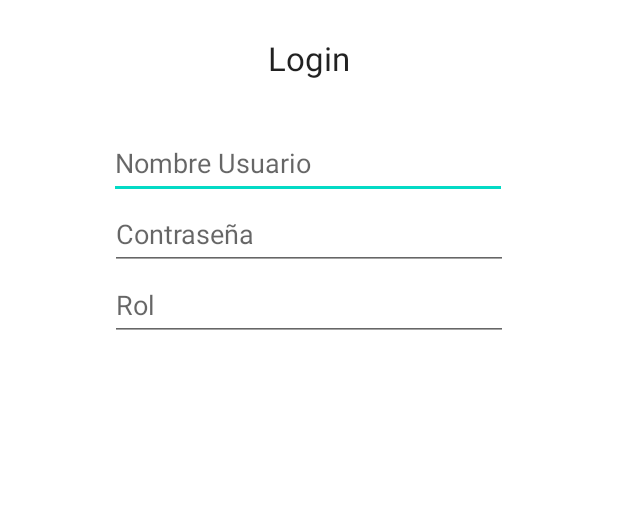
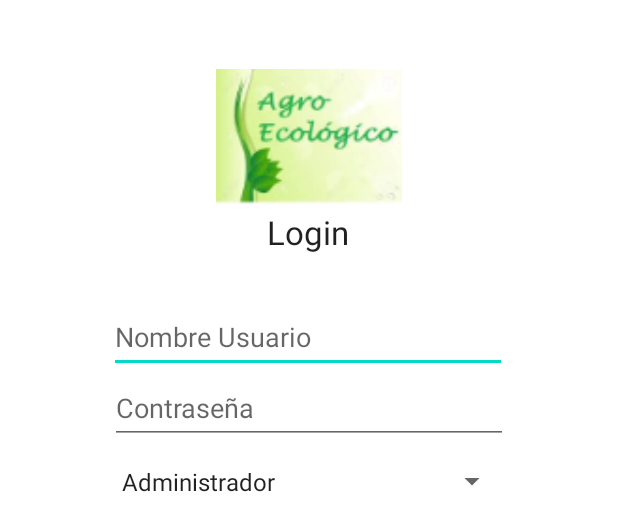
Before and after one commit to juanduran2421/ProyectoApps, an Android app: the layout dialog_register.xml on its own in the app's theme, with its tools: preview values and no code run, on a phone screen of 412 x 824 dp. Shown: the top 531 px of the screen. Run offline under Robolectric (Android 15) with nearby library versions, the phone set to English and light mode, and no system bars.

Commit message:
Add image background
Add login image and background

```diff
--- a/ListaDinamicaHeroes/app/src/main/res/layout/activity_main.xml
+++ b/ListaDinamicaHeroes/app/src/main/res/layout/activity_main.xml
@@ -4,6 +4,7 @@
     xmlns:tools="http://schemas.android.com/tools"
     android:layout_width="match_parent"
     android:layout_height="match_parent"
+    android:background="@mipmap/background"
     tools:context=".MainActivity">
 
     <androidx.recyclerview.widget.RecyclerView
--- a/ListaDinamicaHeroes/app/src/main/res/layout/dialog_register.xml
+++ b/ListaDinamicaHeroes/app/src/main/res/layout/dialog_register.xml
@@ -6,14 +6,16 @@
     android:layout_width="match_parent"
     android:layout_height="wrap_content">
 
+
     <TextView
         android:id="@+id/textView"
         android:layout_width="wrap_content"
         android:layout_height="wrap_content"
-        android:layout_marginTop="24dp"
+        android:layout_marginTop="140dp"
         android:text="@string/dialog_register"
         android:textAppearance="@style/TextAppearance.AppCompat.Large"
         app:layout_constraintEnd_toEndOf="parent"
+        app:layout_constraintHorizontal_bias="0.498"
         app:layout_constraintStart_toStartOf="parent"
         app:layout_constraintTop_toTopOf="parent" />
 
@@ -42,14 +44,26 @@
         app:layout_constraintStart_toStartOf="parent"
         app:layout_constraintTop_toBottomOf="@+id/etUserName" />
 
-    <EditText
-        android:id="@+id/etRol"
+    <ImageView
+        android:id="@+id/imageView2"
+        android:layout_width="match_parent"
+        android:layout_height="90dp"
+        android:layout_marginBottom="4dp"
+        app:layout_constraintBottom_toTopOf="@+id/textView"
+        app:srcCompat="@mipmap/login"
+        tools:layout_editor_absoluteX="0dp" />
+
+    <Spinner
+        android:id="@+id/spinner2"
         android:layout_width="265dp"
         android:layout_height="47dp"
-        android:ems="10"
-        android:hint="Rol"
-        android:inputType="textPersonName"
+        android:layout_marginTop="1dp"
+        app:layout_constraintBottom_toBottomOf="parent"
         app:layout_constraintEnd_toEndOf="parent"
         app:layout_constraintStart_toStartOf="parent"
-        app:layout_constraintTop_toBottomOf="@+id/etPassword" />
+        app:layout_constraintTop_toBottomOf="@+id/etPassword"
+        android:drawSelectorOnTop="true"
+        android:entries="@array/spinnerItems"
+        />
+
 </androidx.constraintlayout.widget.ConstraintLayout>
--- a/ListaDinamicaHeroes/app/src/main/res/layout/fragment_create_sale_stand.xml
+++ b/ListaDinamicaHeroes/app/src/main/res/layout/fragment_create_sale_stand.xml
@@ -95,9 +95,10 @@
         android:id="@+id/textView4"
         android:layout_width="wrap_content"
         android:layout_height="wrap_content"
-        android:layout_marginTop="56dp"
+        android:layout_marginTop="76dp"
         android:text="Crear puesto de venta"
         app:layout_constraintEnd_toEndOf="parent"
+        app:layout_constraintHorizontal_bias="0.49"
         app:layout_constraintStart_toStartOf="parent"
         app:layout_constraintTop_toTopOf="parent" />
 
@@ -124,9 +125,10 @@
         android:id="@+id/button2"
         android:layout_width="wrap_content"
         android:layout_height="wrap_content"
-        android:layout_marginTop="60dp"
+        android:layout_marginTop="20dp"
         android:text="Crear"
         app:layout_constraintEnd_toEndOf="parent"
+        app:layout_constraintHorizontal_bias="0.498"
         app:layout_constraintStart_toStartOf="parent"
         app:layout_constraintTop_toBottomOf="@+id/eText4" />
 
--- /dev/null
+++ b/ListaDinamicaHeroes/app/src/main/res/values-night/arrays.xml
@@ -0,0 +1,4 @@
+<?xml version="1.0" encoding="utf-8"?>
+<resources>
+    <string-array name="spinnerItems" />
+</resources>
--- /dev/null
+++ b/ListaDinamicaHeroes/app/src/main/res/values/arrays.xml
@@ -0,0 +1,8 @@
+<?xml version="1.0" encoding="utf-8"?>
+<resources>
+    <string-array name="spinnerItems">
+        <item>Administrador</item>
+        <item>Vendedor</item>
+        <item>Comprador</item>
+    </string-array>
+</resources>
```
Also changed, not shown: ListaDinamicaHeroes/app/src/main/java/com/example/listadinamicaheroes/MainActivity.kt (+24 -13 lines), ListaDinamicaHeroes/app/src/main/java/com/example/listadinamicaheroes/fragments/CreateSaleStandFragment.kt (+4 -5 lines), ListaDinamicaHeroes/app/src/main/java/com/example/listadinamicaheroes/fragments/FragmentAddSalesUnit.kt (+5 -2 lines), ListaDinamicaHeroes/app/src/main/res/layout/add_sales_unit.xml (+7 -7 lines), ListaDinamicaHeroes/app/src/main/res/layout/fragment_add_sales_unit.xml (+8 -6 lines), ListaDinamicaHeroes/app/src/main/res/mipmap-xxxhdpi/background.jpg (added), ListaDinamicaHeroes/app/src/main/res/mipmap-xxxhdpi/login.jpg (added).
